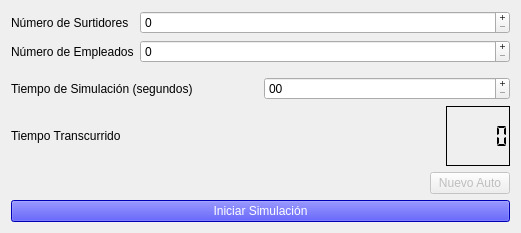
The window that tp1/mainwindow.ui (fedefarina/concu20141c) describes before a commit, drawn with Qt 5.
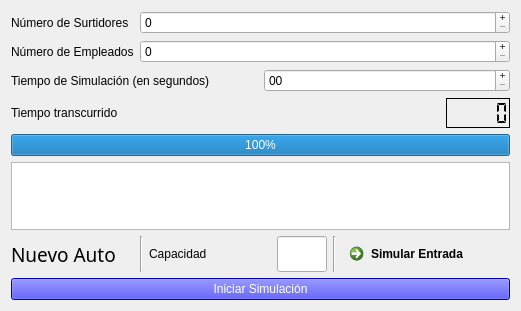
The same window after the commit.

Commit message: Algunos comentarios y nuevo layout

Diff of the .ui file:
```diff
--- a/tp1/mainwindow.ui
+++ b/tp1/mainwindow.ui
@@ -10,7 +10,7 @@
     <x>0</x>
     <y>0</y>
     <width>521</width>
-    <height>233</height>
+    <height>254</height>
    </rect>
   </property>
   <property name="windowTitle">
@@ -70,7 +70,7 @@
       <item>
        <widget class="QLabel" name="label">
         <property name="text">
-         <string>Tiempo de Simulación (segundos)</string>
+         <string>Tiempo de Simulación (en segundos)</string>
         </property>
        </widget>
       </item>
@@ -116,7 +116,7 @@
          <number>1</number>
         </property>
         <property name="text">
-         <string>Tiempo Transcurrido</string>
+         <string>Tiempo transcurrido</string>
         </property>
         <property name="scaledContents">
          <bool>false</bool>
@@ -148,7 +148,7 @@
         </property>
         <property name="sizeHint" stdset="0">
          <size>
-          <width>244</width>
+          <width>212</width>
           <height>30</height>
          </size>
         </property>
@@ -193,43 +193,97 @@
       </item>
      </layout>
     </item>
+    <item>
+     <widget class="QProgressBar" name="progressBar">
+      <property name="value">
+       <number>100</number>
+      </property>
+     </widget>
+    </item>
+    <item>
+     <widget class="QGraphicsView" name="graphicsView"/>
+    </item>
     <item>
      <layout class="QHBoxLayout" name="horizontalLayout">
       <property name="topMargin">
        <number>0</number>
       </property>
       <item>
-       <spacer name="horizontalSpacer">
-        <property name="orientation">
-         <enum>Qt::Horizontal</enum>
-        </property>
-        <property name="sizeHint" stdset="0">
-         <size>
-          <width>40</width>
-          <height>20</height>
-         </size>
-        </property>
-       </spacer>
-      </item>
-      <item>
-       <widget class="QPushButton" name="nuevoAuto">
-        <property name="enabled">
-         <bool>false</bool>
-        </property>
+       <widget class="QLabel" name="label_3">
         <property name="sizePolicy">
-         <sizepolicy hsizetype="Fixed" vsizetype="Fixed">
+         <sizepolicy hsizetype="Fixed" vsizetype="Preferred">
           <horstretch>0</horstretch>
           <verstretch>0</verstretch>
          </sizepolicy>
         </property>
-        <property name="layoutDirection">
-         <enum>Qt::RightToLeft</enum>
+        <property name="maximumSize">
+         <size>
+          <width>2150</width>
+          <height>16777215</height>
+         </size>
+        </property>
+        <property name="font">
+         <font>
+          <family>Abyssinica SIL</family>
+          <pointsize>14</pointsize>
+          <strikeout>false</strikeout>
+         </font>
         </property>
         <property name="text">
          <string>Nuevo Auto</string>
         </property>
        </widget>
       </item>
+      <item>
+       <widget class="Line" name="line">
+        <property name="orientation">
+         <enum>Qt::Vertical</enum>
+        </property>
+       </widget>
+      </item>
+      <item>
+       <widget class="QLabel" name="label_2">
+        <property name="text">
+         <string>Capacidad</string>
+        </property>
+       </widget>
+      </item>
+      <item>
+       <widget class="QLineEdit" name="lineEdit">
+        <property name="sizePolicy">
+         <sizepolicy hsizetype="Fixed" vsizetype="Fixed">
+          <horstretch>0</horstretch>
+          <verstretch>0</verstretch>
+         </sizepolicy>
+        </property>
+        <property name="maximumSize">
+         <size>
+          <width>50</width>
+          <height>50</height>
+         </size>
+        </property>
+        <property name="toolTipDuration">
+         <number>0</number>
+        </property>
+        <property name="maxLength">
+         <number>10</number>
+        </property>
+       </widget>
+      </item>
+      <item>
+       <widget class="Line" name="line_2">
+        <property name="orientation">
+         <enum>Qt::Vertical</enum>
+        </property>
+       </widget>
+      </item>
+      <item>
+       <widget class="QCommandLinkButton" name="nuevoAuto">
+        <property name="text">
+         <string>Simular Entrada</string>
+        </property>
+       </widget>
+      </item>
      </layout>
     </item>
     <item>
```
The commit also changes 5 other files.
